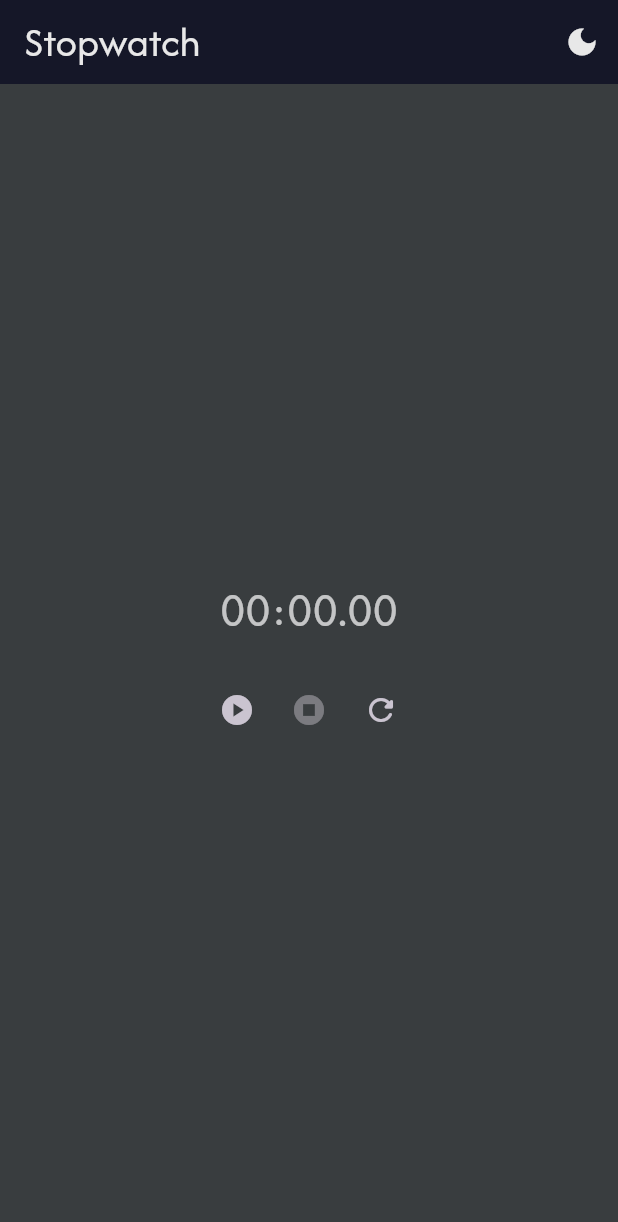
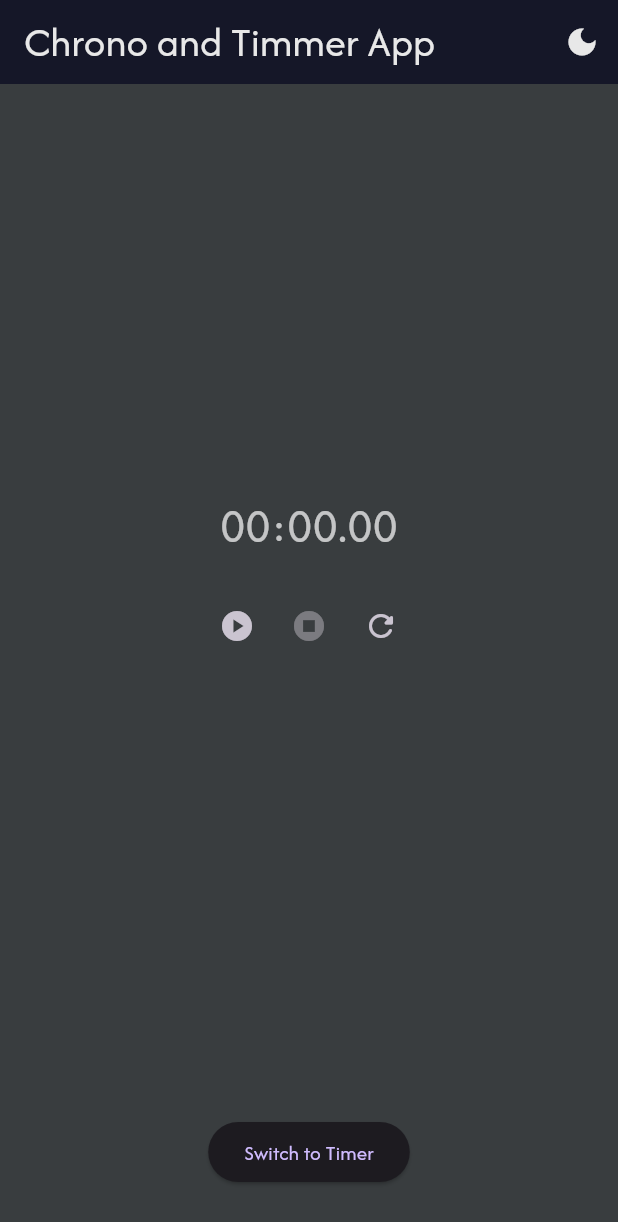
Before and after one commit to FrancescBrau/timmer_app_fbrau, a Flutter app: the screen it shows after launch, on a phone screen of 412 x 824 dp. Shown: the top 1222 px of the screen. Run offline on Flutter 3.47's test engine with Material 3 defaults, Android fonts, the phone set to English and light mode, and no system bars.

Commit message:
last commit

```diff
--- a/lib/features/stop_watch.dart
+++ b/lib/features/chrono.dart
@@ -1,13 +1,13 @@
 import 'package:flutter/material.dart';
 
-class StopwatchChrono extends StatefulWidget {
-  const StopwatchChrono({super.key});
+class Chrono extends StatefulWidget {
+  const Chrono({super.key});
 
   @override
-  StopwatchState createState() => StopwatchState();
+  ChronoState createState() => ChronoState();
 }
 
-class StopwatchState extends State<StopwatchChrono> {
+class ChronoState extends State<Chrono> {
   final Stopwatch _stopwatch = Stopwatch();
   bool _isRunning = false;
   String _displayTime = "00:00.00";
--- a/lib/features/main_screen.dart
+++ /dev/null
@@ -1,31 +0,0 @@
-import 'package:flutter/material.dart';
-import 'package:timmer_app/features/stop_watch.dart';
-
-class MainScreen extends StatelessWidget {
-  final VoidCallback toggleTheme;
-  final bool isDarkTheme;
-
-  const MainScreen({
-    required this.toggleTheme,
-    required this.isDarkTheme,
-    super.key,
-  });
-
-  @override
-  Widget build(BuildContext context) {
-    return Scaffold(
-      appBar: AppBar(
-        title: const Text(
-          'Stopwatch',
-          style: TextStyle(fontSize: 28, fontFamily: 'AfacadFlux'),
-        ),
-        actions: [
-          IconButton(
-              onPressed: toggleTheme,
-              icon: Icon(isDarkTheme ? Icons.dark_mode : Icons.light_mode))
-        ],
-      ),
-      body: const StopwatchChrono(),
-    );
-  }
-}
--- /dev/null
+++ b/lib/features/stop_watch_screen.dart
@@ -0,0 +1,60 @@
+import 'package:flutter/material.dart';
+import 'package:timmer_app/features/chrono.dart';
+import 'package:timmer_app/features/timer_screen.dart';
+
+class MainScreen extends StatefulWidget {
+  final VoidCallback _toggleTheme;
+  final bool _isDarkTheme;
+
+  const MainScreen({
+    required VoidCallback toggleTheme,
+    required bool isDarkTheme,
+    super.key,
+  })  : _isDarkTheme = isDarkTheme,
+        _toggleTheme = toggleTheme;
+
+  @override
+  State<MainScreen> createState() => _MainScreenState();
+}
+
+class _MainScreenState extends State<MainScreen> {
+  bool _showStopwatch = true;
+
+  void _toggleMode() {
+    setState(() {
+      _showStopwatch = !_showStopwatch;
+    });
+  }
+
+  @override
+  Widget build(BuildContext context) {
+    return Scaffold(
+        appBar: AppBar(
+          title: const Text(
+            'Chrono and Timmer App',
+            style: TextStyle(fontSize: 28, fontFamily: 'AfacadFlux'),
+          ),
+          actions: [
+            IconButton(
+              onPressed: widget._toggleTheme,
+              icon: Icon(
+                  widget._isDarkTheme ? Icons.dark_mode : Icons.light_mode),
+            ),
+          ],
+        ),
+        body: Column(mainAxisAlignment: MainAxisAlignment.center, children: [
+          Expanded(
+            child: Center(
+              child: _showStopwatch ? const Chrono() : const TimerScreen(),
+            ),
+          ),
+          Padding(
+            padding: const EdgeInsets.all(32),
+            child: ElevatedButton(
+                onPressed: _toggleMode,
+                child: Text(
+                    _showStopwatch ? 'Switch to Timer' : 'Switch to Chrono')),
+          )
+        ]));
+  }
+}
--- a/lib/main.dart
+++ b/lib/main.dart
@@ -1,6 +1,6 @@
 import 'package:flutter/material.dart';
 import 'package:timmer_app/config/themes.dart';
-import 'package:timmer_app/features/main_screen.dart';
+import 'package:timmer_app/features/stop_watch_screen.dart';
 
 void main() {
   runApp(const TimmerApp());
```
Also changed, not shown: lib/features/timer_screen.dart (added, +96 -0 lines).
